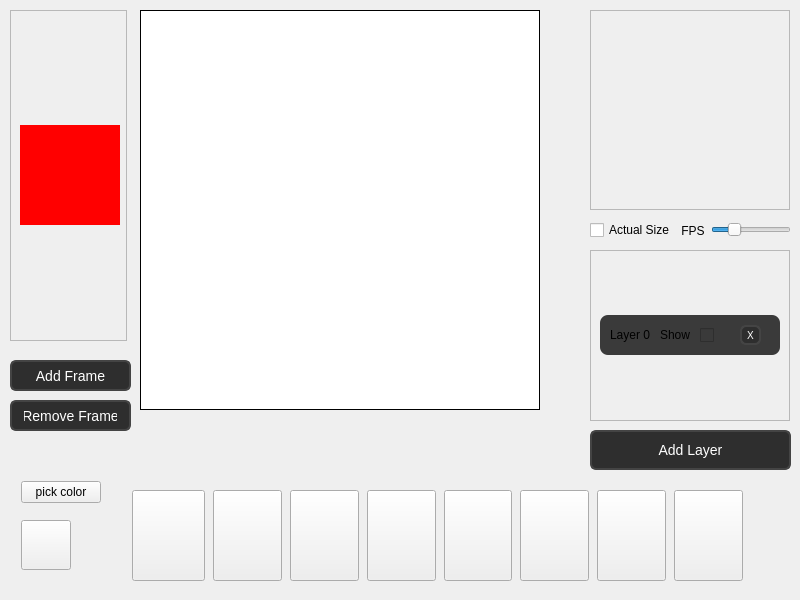
This is mainwindow.ui in ElijahTolton/SpriteSmith as Qt 5 draws it before an edit. The edited form follows.
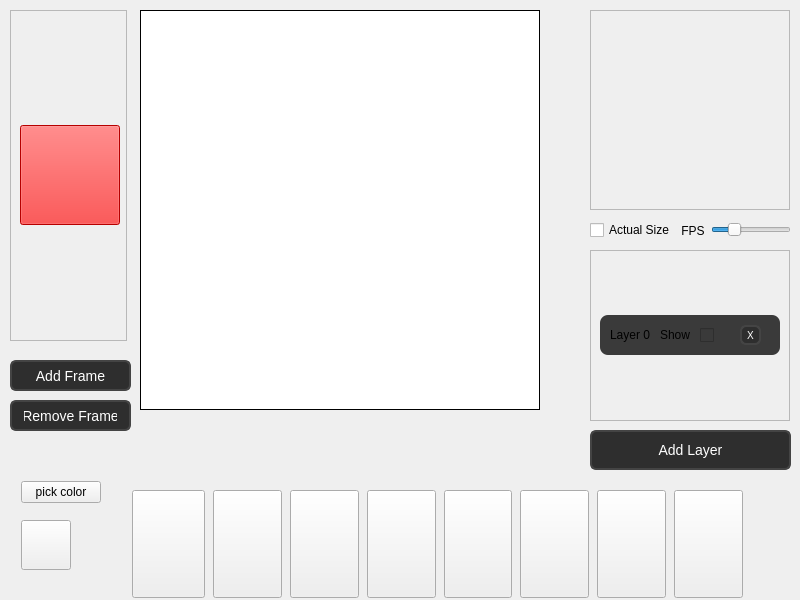
This is the edited form. Custom widgets are drawn as their Qt base class.

Diff of the .ui file:
```diff
--- a/mainwindow.ui
+++ b/mainwindow.ui
@@ -20,7 +20,7 @@
       <x>130</x>
       <y>490</y>
       <width>620</width>
-      <height>91</height>
+      <height>108</height>
      </rect>
     </property>
     <layout class="QHBoxLayout" name="toolBar">
@@ -476,22 +476,19 @@
          <number>4</number>
         </property>
         <item>
-         <widget class="QWidget" name="frameWidget" native="true">
+         <widget class="FrameView" name="frame1">
           <property name="minimumSize">
            <size>
             <width>100</width>
             <height>100</height>
            </size>
           </property>
-          <property name="maximumSize">
-           <size>
-            <width>100</width>
-            <height>100</height>
-           </size>
-          </property>
           <property name="styleSheet">
            <string notr="true">background-color: rgb(255, 0, 0);</string>
           </property>
+          <property name="text">
+           <string/>
+          </property>
          </widget>
         </item>
        </layout>
@@ -643,6 +640,11 @@
    <extends>QTableWidget</extends>
    <header location="global">spriteeditor.h</header>
   </customwidget>
+  <customwidget>
+   <class>FrameView</class>
+   <extends>QPushButton</extends>
+   <header>frameview.h</header>
+  </customwidget>
  </customwidgets>
  <resources/>
  <connections/>
```
